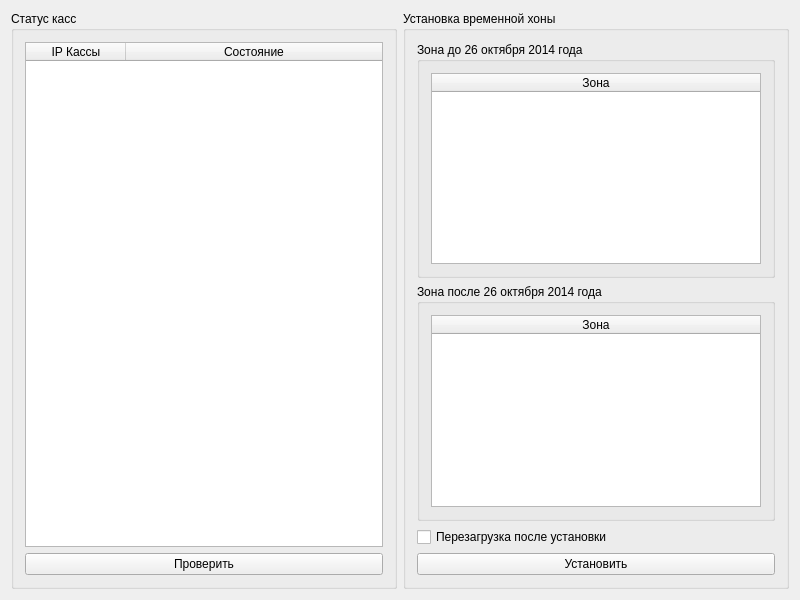
Qt form mainwidget.ui (axisd/ukmtime) before a commit.
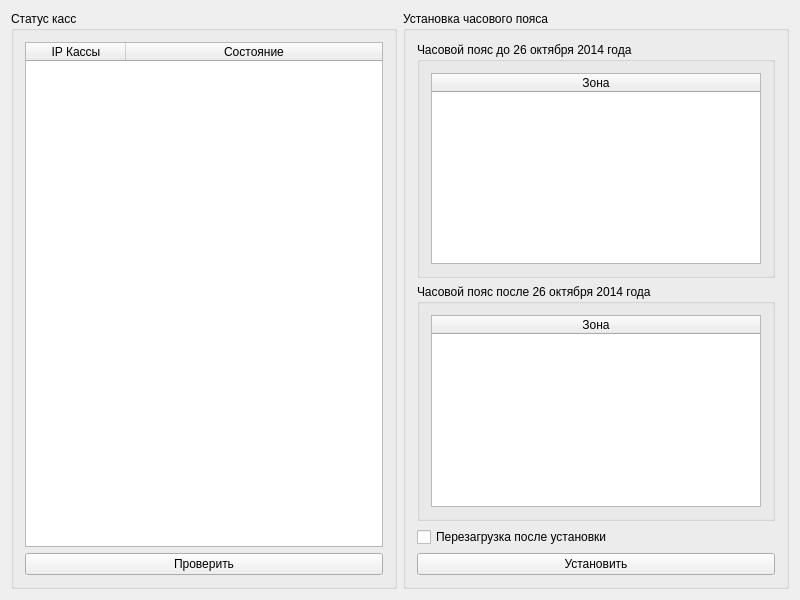
The same form after that commit.

Diff of the .ui file:
```diff
--- a/mainwidget.ui
+++ b/mainwidget.ui
@@ -17,13 +17,13 @@
    <item row="2" column="1">
     <widget class="QGroupBox" name="zonesBox">
      <property name="title">
-      <string>Установка временной хоны</string>
+      <string>Установка часового пояса</string>
      </property>
      <layout class="QVBoxLayout" name="verticalLayout">
       <item>
        <widget class="QGroupBox" name="currentBox">
         <property name="title">
-         <string>Зона до 26 октября 2014 года</string>
+         <string>Часовой пояс до 26 октября 2014 года</string>
         </property>
         <layout class="QVBoxLayout" name="verticalLayout_4">
          <item>
@@ -53,7 +53,7 @@
       <item>
        <widget class="QGroupBox" name="newBox">
         <property name="title">
-         <string>Зона после 26 октября 2014 года</string>
+         <string>Часовой пояс после 26 октября 2014 года</string>
         </property>
         <layout class="QVBoxLayout" name="verticalLayout_3">
          <item>
```
Left out of the diff: 2 changed lines with no effect on the pictures.
